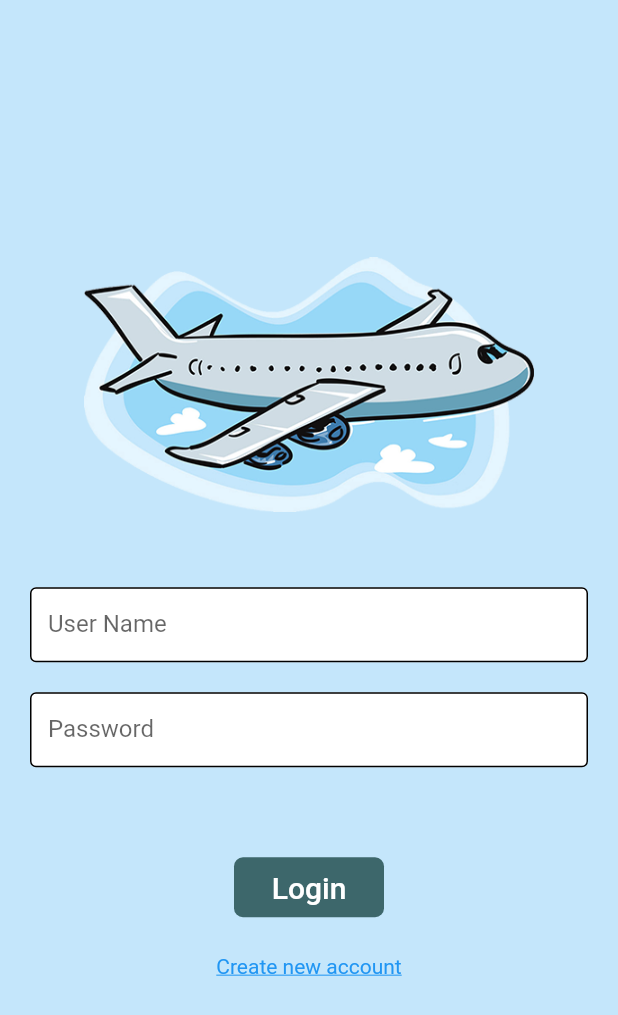
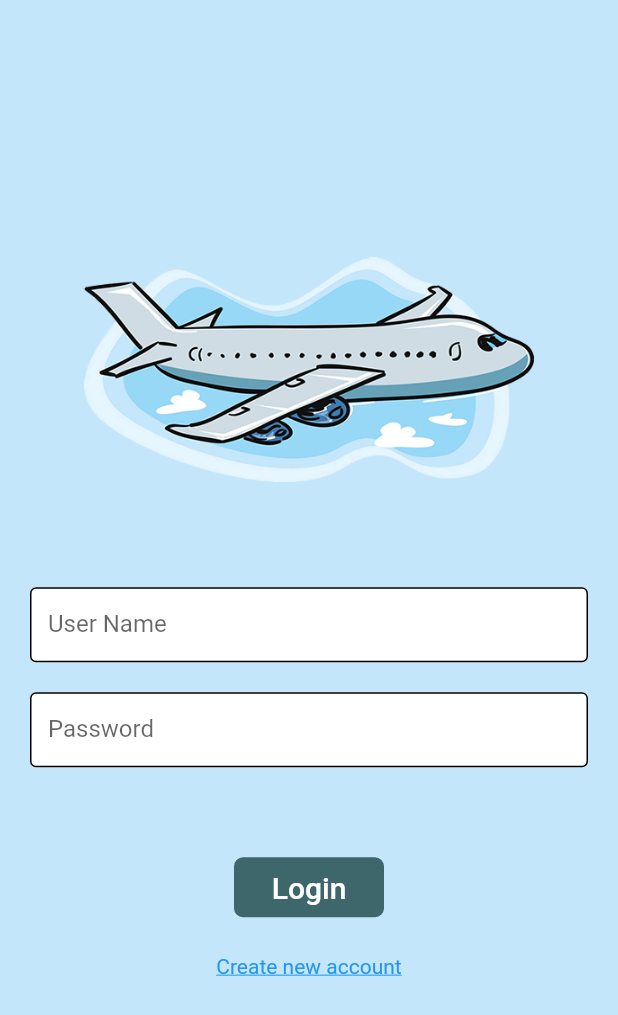
Before and after one commit to MirnaEmbaby/soft_project, a Flutter app: the screen it shows after launch, on a phone screen of 412 x 824 dp. Shown: the top 1015 px of the screen. Run offline on Flutter 3.47's test engine with Material 2 defaults, Android fonts, the phone set to English and light mode, and no system bars.

Commit message:
some updates

```diff
--- a/lib/screens/ava_flight.dart
+++ b/lib/screens/ava_flight.dart
@@ -3,6 +3,7 @@ import 'package:flutter/material.dart';
 import 'booking.dart';
 import 'ticket_info.dart';
 
+// ignore: must_be_immutable
 class AvailableFlight extends StatelessWidget {
   AvailableFlight({Key? key}) : super(key: key);
   Color? c = const Color.fromRGBO(196, 230, 251, 1);
--- a/lib/screens/check_flight.dart
+++ b/lib/screens/check_flight.dart
@@ -2,6 +2,7 @@ import 'package:flutter/cupertino.dart';
 import 'package:flutter/material.dart';
 import 'package:soft_project/widgets/screen_textfield.dart';
 
+// ignore: must_be_immutable
 class CheckFlight extends StatelessWidget {
   CheckFlight({Key? key}) : super(key: key);
   Color? cb = const Color.fromRGBO(61, 103, 107, 1);
--- a/lib/screens/login.dart
+++ b/lib/screens/login.dart
@@ -37,11 +37,11 @@ class _LoginState extends State<Login> {
                 Image.asset(
                   "images/sw.png",
                   width: 300,
-                  height: 170,
+                  height: 150,
                   fit: BoxFit.fill,
                 ),
                 const SizedBox(
-                  height: 50,
+                  height: 70,
                 ),
                 const Padding(
                   padding: EdgeInsets.symmetric(horizontal: 20),
--- a/lib/screens/new_account.dart
+++ b/lib/screens/new_account.dart
@@ -1,6 +1,7 @@
 import 'package:flutter/material.dart';
 import 'package:soft_project/widgets/screen_textfield.dart';
 
+// ignore: must_be_immutable
 class NewAccount extends StatelessWidget {
   NewAccount({Key? key}) : super(key: key);
   Color? c = const Color.fromRGBO(196, 230, 251, 1);
--- a/lib/screens/personal_info.dart
+++ b/lib/screens/personal_info.dart
@@ -1,6 +1,7 @@
 import 'package:flutter/material.dart';
 import 'package:soft_project/widgets/screen_textfield.dart';
 
+// ignore: must_be_immutable
 class PersonalInfo extends StatelessWidget {
   PersonalInfo({Key? key}) : super(key: key);
   Color? cb = const Color.fromRGBO(61, 103, 107, 1);
--- a/lib/screens/ticket_info.dart
+++ b/lib/screens/ticket_info.dart
@@ -2,6 +2,7 @@ import 'package:flutter/material.dart';
 
 import 'personal_info.dart';
 
+// ignore: must_be_immutable
 class TicketInfo extends StatelessWidget {
   TicketInfo({Key? key}) : super(key: key);
   Color? cb = const Color.fromRGBO(61, 103, 107, 1);
--- a/lib/widgets/button.dart
+++ b/lib/widgets/button.dart
@@ -1,10 +1,12 @@
 import 'package:flutter/material.dart';
 
+// ignore: must_be_immutable
 class Buttons extends StatelessWidget {
   Color? cb = const Color.fromRGBO(61, 103, 107, 1);
   final String? text;
   final Function? navigationFun;
-  Buttons(this.text, this.navigationFun(BuildContext ctx));
+  Buttons(this.text, this.navigationFun(BuildContext ctx), {Key? key})
+      : super(key: key);
   @override
   Widget build(BuildContext context) {
     return Padding(
--- a/lib/widgets/screen_textfield.dart
+++ b/lib/widgets/screen_textfield.dart
@@ -3,6 +3,7 @@ import 'package:flutter/material.dart';
 class ScreenTextField extends StatelessWidget {
   final String? labelText;
 
+  // ignore: use_key_in_widget_constructors
   const ScreenTextField(this.labelText);
 
   @override
```
Also changed, not shown: lib/screens/airline_reservation.dart (+4 -3 lines).
